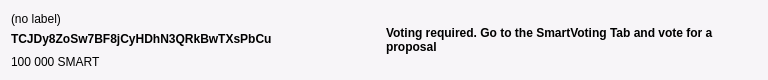
Before: the Qt Designer form src/qt/forms/smartrewardentry.ui in SmartCash/Core-Smart, drawn with Qt 5.
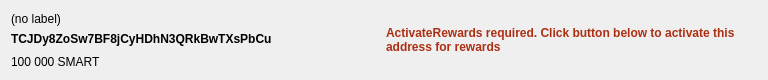
After: the same form once the commit is applied.

Commit message: Replace vote proof by activation tx and adapt SmartRewards UI tab

The edit to the form file:
```diff
--- a/src/qt/forms/smartrewardentry.ui
+++ b/src/qt/forms/smartrewardentry.ui
@@ -19,20 +19,6 @@
   <property name="windowTitle">
    <string>Form</string>
   </property>
-  <property name="styleSheet">
-   <string notr="true">#QSmartRewardEntry{
- 
-	background-color: rgb(247, 245, 248);
-}
-
-#eligiblePage{
-  background-color: rgb(247, 245, 248);
-}
-
-#infoPage{
-  background-color: rgb(247, 245, 248);
-}</string>
-  </property>
   <layout class="QHBoxLayout" name="horizontalLayout">
    <item>
     <layout class="QVBoxLayout" name="verticalLayout_2">
@@ -204,8 +190,11 @@
            <bold>true</bold>
           </font>
          </property>
+         <property name="styleSheet">
+         <string notr="true">color: rgb(173, 47, 19);</string>
+         </property>
          <property name="text">
-          <string>Voting required. Go to the SmartVoting Tab and vote for a proposal</string>
+          <string>ActivateRewards required. Click button below to activate this address for rewards</string>
          </property>
          <property name="wordWrap">
           <bool>true</bool>
```
The commit also changes 32 other files.
